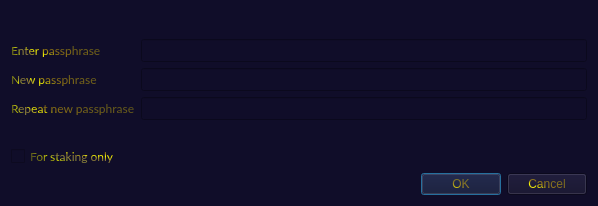
Before: the Qt Designer form src/qt/forms/askpassphrasedialog.ui in nexbitproject/nexbit, drawn with Qt 5.
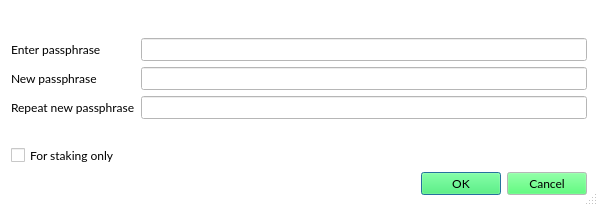
After: the same form once the commit is applied. Icons and pictures are not drawn.

```diff
--- a/src/qt/forms/askpassphrasedialog.ui
+++ b/src/qt/forms/askpassphrasedialog.ui
@@ -22,6 +22,448 @@
     <height>0</height>
    </size>
   </property>
+  <property name="palette">
+   <palette>
+    <active>
+     <colorrole role="WindowText">
+      <brush brushstyle="SolidPattern">
+       <color alpha="255">
+        <red>0</red>
+        <green>0</green>
+        <blue>0</blue>
+       </color>
+      </brush>
+     </colorrole>
+     <colorrole role="Button">
+      <brush brushstyle="SolidPattern">
+       <color alpha="255">
+        <red>41</red>
+        <green>255</green>
+        <blue>84</blue>
+       </color>
+      </brush>
+     </colorrole>
+     <colorrole role="Light">
+      <brush brushstyle="SolidPattern">
+       <color alpha="255">
+        <red>169</red>
+        <green>255</green>
+        <blue>186</blue>
+       </color>
+      </brush>
+     </colorrole>
+     <colorrole role="Midlight">
+      <brush brushstyle="SolidPattern">
+       <color alpha="255">
+        <red>105</red>
+        <green>255</green>
+        <blue>135</blue>
+       </color>
+      </brush>
+     </colorrole>
+     <colorrole role="Dark">
+      <brush brushstyle="SolidPattern">
+       <color alpha="255">
+        <red>20</red>
+        <green>127</green>
+        <blue>42</blue>
+       </color>
+      </brush>
+     </colorrole>
+     <colorrole role="Mid">
+      <brush brushstyle="SolidPattern">
+       <color alpha="255">
+        <red>27</red>
+        <green>170</green>
+        <blue>56</blue>
+       </color>
+      </brush>
+     </colorrole>
+     <colorrole role="Text">
+      <brush brushstyle="SolidPattern">
+       <color alpha="255">
+        <red>0</red>
+        <green>0</green>
+        <blue>0</blue>
+       </color>
+      </brush>
+     </colorrole>
+     <colorrole role="BrightText">
+      <brush brushstyle="SolidPattern">
+       <color alpha="255">
+        <red>255</red>
+        <green>255</green>
+        <blue>255</blue>
+       </color>
+      </brush>
+     </colorrole>
+     <colorrole role="ButtonText">
+      <brush brushstyle="SolidPattern">
+       <color alpha="255">
+        <red>0</red>
+        <green>0</green>
+        <blue>0</blue>
+       </color>
+      </brush>
+     </colorrole>
+     <colorrole role="Base">
+      <brush brushstyle="SolidPattern">
+       <color alpha="255">
+        <red>255</red>
+        <green>255</green>
+        <blue>255</blue>
+       </color>
+      </brush>
+     </colorrole>
+     <colorrole role="Window">
+      <brush brushstyle="SolidPattern">
+       <color alpha="255">
+        <red>255</red>
+        <green>255</green>
+        <blue>255</blue>
+       </color>
+      </brush>
+     </colorrole>
+     <colorrole role="Shadow">
+      <brush brushstyle="SolidPattern">
+       <color alpha="255">
+        <red>0</red>
+        <green>0</green>
+        <blue>0</blue>
+       </color>
+      </brush>
+     </colorrole>
+     <colorrole role="AlternateBase">
+      <brush brushstyle="SolidPattern">
+       <color alpha="255">
+        <red>148</red>
+        <green>255</green>
+        <blue>169</blue>
+       </color>
+      </brush>
+     </colorrole>
+     <colorrole role="ToolTipBase">
+      <brush brushstyle="SolidPattern">
+       <color alpha="255">
+        <red>255</red>
+        <green>255</green>
+        <blue>220</blue>
+       </color>
+      </brush>
+     </colorrole>
+     <colorrole role="ToolTipText">
+      <brush brushstyle="SolidPattern">
+       <color alpha="255">
+        <red>0</red>
+        <green>0</green>
+        <blue>0</blue>
+       </color>
+      </brush>
+     </colorrole>
+     <colorrole role="PlaceholderText">
+      <brush brushstyle="SolidPattern">
+       <color alpha="128">
+        <red>0</red>
+        <green>0</green>
+        <blue>0</blue>
+       </color>
+      </brush>
+     </colorrole>
+    </active>
+    <inactive>
+     <colorrole role="WindowText">
+      <brush brushstyle="SolidPattern">
+       <color alpha="255">
+        <red>0</red>
+        <green>0</green>
+        <blue>0</blue>
+       </color>
+      </brush>
+     </colorrole>
+     <colorrole role="Button">
+      <brush brushstyle="SolidPattern">
+       <color alpha="255">
+        <red>41</red>
+        <green>255</green>
+        <blue>84</blue>
+       </color>
+      </brush>
+     </colorrole>
+     <colorrole role="Light">
+      <brush brushstyle="SolidPattern">
+       <color alpha="255">
+        <red>169</red>
+        <green>255</green>
+        <blue>186</blue>
+       </color>
+      </brush>
+     </colorrole>
+     <colorrole role="Midlight">
+      <brush brushstyle="SolidPattern">
+       <color alpha="255">
+        <red>105</red>
+        <green>255</green>
+        <blue>135</blue>
+       </color>
+      </brush>
+     </colorrole>
+     <colorrole role="Dark">
+      <brush brushstyle="SolidPattern">
+       <color alpha="255">
+        <red>20</red>
+        <green>127</green>
+        <blue>42</blue>
+       </color>
+      </brush>
+     </colorrole>
+     <colorrole role="Mid">
+      <brush brushstyle="SolidPattern">
+       <color alpha="255">
+        <red>27</red>
+        <green>170</green>
+        <blue>56</blue>
+       </color>
+      </brush>
+     </colorrole>
+     <colorrole role="Text">
+      <brush brushstyle="SolidPattern">
+       <color alpha="255">
+        <red>0</red>
+        <green>0</green>
+        <blue>0</blue>
+       </color>
+      </brush>
+     </colorrole>
+     <colorrole role="BrightText">
+      <brush brushstyle="SolidPattern">
+       <color alpha="255">
+        <red>255</red>
+        <green>255</green>
+        <blue>255</blue>
+       </color>
+      </brush>
+     </colorrole>
+     <colorrole role="ButtonText">
+      <brush brushstyle="SolidPattern">
+       <color alpha="255">
+        <red>0</red>
+        <green>0</green>
+        <blue>0</blue>
+       </color>
+      </brush>
+     </colorrole>
+     <colorrole role="Base">
+      <brush brushstyle="SolidPattern">
+       <color alpha="255">
+        <red>255</red>
+        <green>255</green>
+        <blue>255</blue>
+       </color>
+      </brush>
+     </colorrole>
+     <colorrole role="Window">
+      <brush brushstyle="SolidPattern">
+       <color alpha="255">
+        <red>255</red>
+        <green>255</green>
+        <blue>255</blue>
+       </color>
+      </brush>
+     </colorrole>
+     <colorrole role="Shadow">
+      <brush brushstyle="SolidPattern">
+       <color alpha="255">
+        <red>0</red>
+        <green>0</green>
+        <blue>0</blue>
+       </color>
+      </brush>
+     </colorrole>
+     <colorrole role="AlternateBase">
+      <brush brushstyle="SolidPattern">
+       <color alpha="255">
+        <red>148</red>
+        <green>255</green>
+        <blue>169</blue>
+       </color>
+      </brush>
+     </colorrole>
+     <colorrole role="ToolTipBase">
+      <brush brushstyle="SolidPattern">
+       <color alpha="255">
+        <red>255</red>
+        <green>255</green>
+        <blue>220</blue>
+       </color>
+      </brush>
+     </colorrole>
+     <colorrole role="ToolTipText">
+      <brush brushstyle="SolidPattern">
+       <color alpha="255">
+        <red>0</red>
+        <green>0</green>
+        <blue>0</blue>
+       </color>
+      </brush>
+     </colorrole>
+     <colorrole role="PlaceholderText">
+      <brush brushstyle="SolidPattern">
+       <color alpha="128">
+        <red>0</red>
+        <green>0</green>
+        <blue>0</blue>
+       </color>
+      </brush>
+     </colorrole>
+    </inactive>
+    <disabled>
+     <colorrole role="WindowText">
+      <brush brushstyle="SolidPattern">
+       <color alpha="255">
+        <red>20</red>
+        <green>127</green>
+        <blue>42</blue>
+       </color>
+      </brush>
+     </colorrole>
+     <colorrole role="Button">
+      <brush brushstyle="SolidPattern">
+       <color alpha="255">
+        <red>41</red>
+        <green>255</green>
+        <blue>84</blue>
+       </color>
+      </brush>
+     </colorrole>
+     <colorrole role="Light">
+      <brush brushstyle="SolidPattern">
+       <color alpha="255">
+        <red>169</red>
+        <green>255</green>
+        <blue>186</blue>
+       </color>
+      </brush>
+     </colorrole>
+     <colorrole role="Midlight">
+      <brush brushstyle="SolidPattern">
+       <color alpha="255">
+        <red>105</red>
+        <green>255</green>
+        <blue>135</blue>
+       </color>
+      </brush>
+     </colorrole>
+     <colorrole role="Dark">
+      <brush brushstyle="SolidPattern">
+       <color alpha="255">
+        <red>20</red>
+        <green>127</green>
+        <blue>42</blue>
+       </color>
+      </brush>
+     </colorrole>
+     <colorrole role="Mid">
+      <brush brushstyle="SolidPattern">
+       <color alpha="255">
+        <red>27</red>
+        <green>170</green>
+        <blue>56</blue>
+       </color>
+      </brush>
+     </colorrole>
+     <colorrole role="Text">
+      <brush brushstyle="SolidPattern">
+       <color alpha="255">
+        <red>20</red>
+        <green>127</green>
+        <blue>42</blue>
+       </color>
+      </brush>
+     </colorrole>
+     <colorrole role="BrightText">
+      <brush brushstyle="SolidPattern">
+       <color alpha="255">
+        <red>255</red>
+        <green>255</green>
+        <blue>255</blue>
+       </color>
+      </brush>
+     </colorrole>
+     <colorrole role="ButtonText">
+      <brush brushstyle="SolidPattern">
+       <color alpha="255">
+        <red>20</red>
+        <green>127</green>
+        <blue>42</blue>
+       </color>
+      </brush>
+     </colorrole>
+     <colorrole role="Base">
+      <brush brushstyle="SolidPattern">
+       <color alpha="255">
+        <red>255</red>
+        <green>255</green>
+        <blue>255</blue>
+       </color>
+      </brush>
+     </colorrole>
+     <colorrole role="Window">
+      <brush brushstyle="SolidPattern">
+       <color alpha="255">
+        <red>255</red>
+        <green>255</green>
+        <blue>255</blue>
+       </color>
+      </brush>
+     </colorrole>
+     <colorrole role="Shadow">
+      <brush brushstyle="SolidPattern">
+       <color alpha="255">
+        <red>0</red>
+        <green>0</green>
+        <blue>0</blue>
+       </color>
+      </brush>
+     </colorrole>
+     <colorrole role="AlternateBase">
+      <brush brushstyle="SolidPattern">
+       <color alpha="255">
+        <red>41</red>
+        <green>255</green>
+        <blue>84</blue>
+       </color>
+      </brush>
+     </colorrole>
+     <colorrole role="ToolTipBase">
+      <brush brushstyle="SolidPattern">
+       <color alpha="255">
+        <red>255</red>
+        <green>255</green>
+        <blue>220</blue>
+       </color>
+      </brush>
+     </colorrole>
+     <colorrole role="ToolTipText">
+      <brush brushstyle="SolidPattern">
+       <color alpha="255">
+        <red>0</red>
+        <green>0</green>
+        <blue>0</blue>
+       </color>
+      </brush>
+     </colorrole>
+     <colorrole role="PlaceholderText">
+      <brush brushstyle="SolidPattern">
+       <color alpha="128">
+        <red>0</red>
+        <green>0</green>
+        <blue>0</blue>
+       </color>
+      </brush>
+     </colorrole>
+    </disabled>
+   </palette>
+  </property>
   <property name="font">
    <font>
     <family>Lato</family>
@@ -34,8 +476,13 @@
    <bool>false</bool>
   </property>
   <property name="styleSheet">
-   <string notr="true">background-color: rgb(16, 13, 41);
-color: qconicalgradient(cx:0, cy:0, angle:135, stop:0 rgba(255, 255, 0, 69), stop:0.375 rgba(255, 255, 0, 69), stop:0.423533 rgba(251, 255, 0, 145), stop:0.45 rgba(247, 255, 0, 208), stop:0.477581 rgba(255, 244, 71, 130), stop:0.518717 rgba(255, 218, 71, 130), stop:0.55 rgba(255, 255, 0, 255), stop:0.57754 rgba(255, 203, 0, 130), stop:0.625 rgba(255, 255, 0, 69), stop:1 rgba(255, 255, 0, 69));</string>
+   <string notr="true"/>
+  </property>
+  <property name="sizeGripEnabled">
+   <bool>true</bool>
+  </property>
+  <property name="modal">
+   <bool>true</bool>
   </property>
   <layout class="QVBoxLayout" name="verticalLayout">
    <item>
```
Left out of the diff: 4 changed lines with no effect on the pictures.
